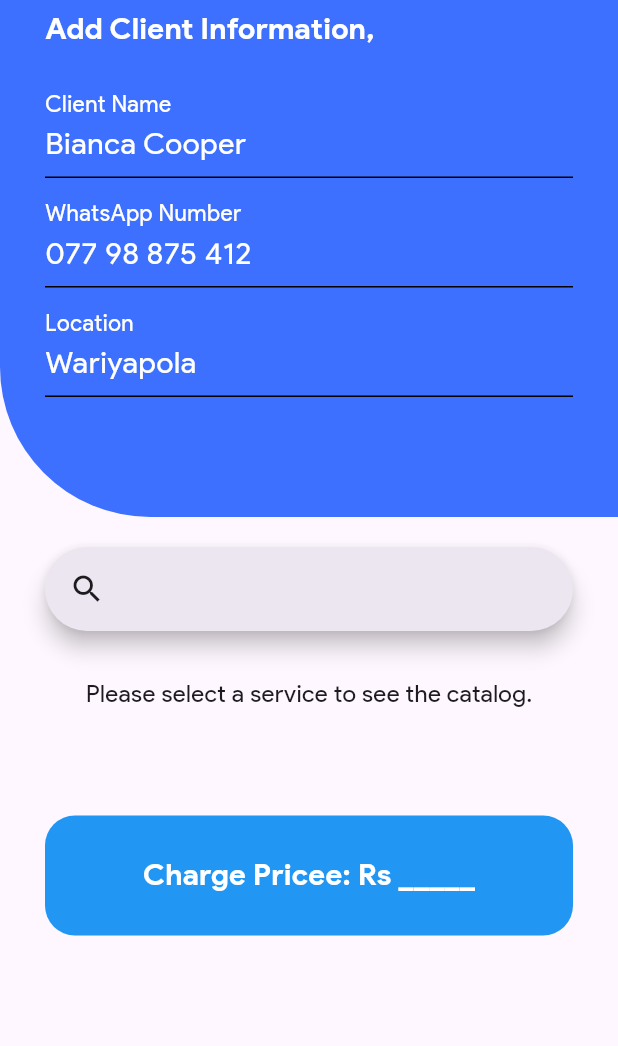
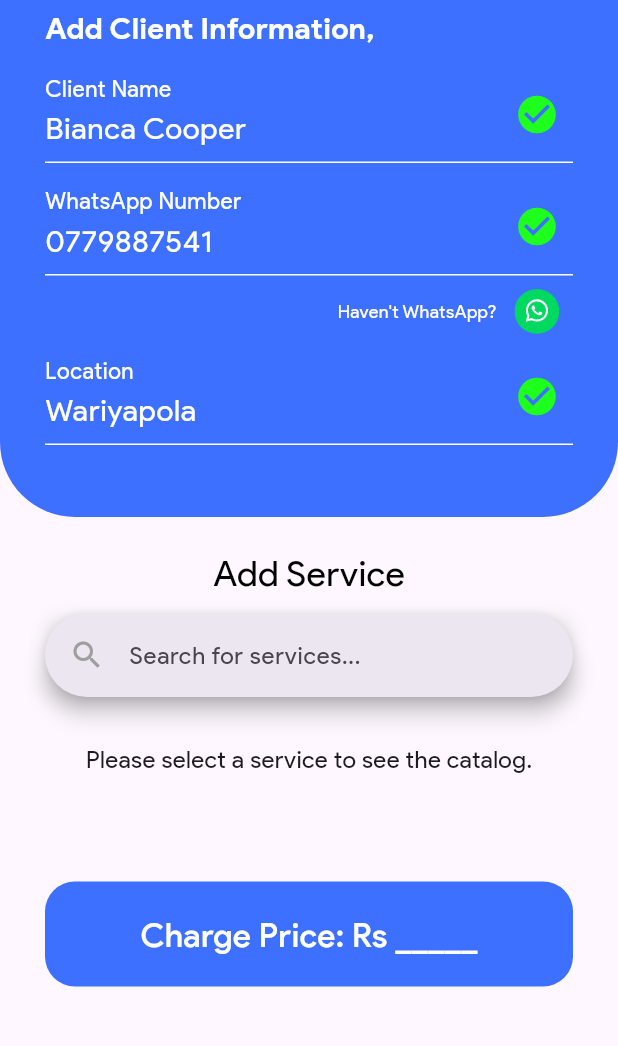
Before and after one commit to udithgunasekara/SalonBilling_MobileApp, a Flutter app: the BillingPage screen opened directly, on a phone screen of 412 x 824 dp, the part 77-1123 px from its top. Run offline on Flutter 3.47's test engine with Material 3 defaults, Android fonts, the light colour scheme and no system bars; our stand-ins replace cloud_firestore, firebase_core, flutter_svg, hive, hive_flutter; missing offline and left inert: dart:ffi; accounts and stored records are empty; generated files the repository leaves out were written again; network calls fail.

Commit message:
Update theme colors, add custom theme button, and include new assets for WhatsApp integration

```diff
--- a/lib/View/billingpage/add_client.dart
+++ b/lib/View/billingpage/add_client.dart
@@ -1,7 +1,7 @@
 import 'package:flutter/material.dart';
+import 'package:flutter_svg/flutter_svg.dart';
 import 'package:salon_mobile/ViewModel/bill.dart';
 import 'package:salon_mobile/assets/theme/themecolor.dart';
-import 'package:salon_mobile/assets/theme/themeimages.dart';
 
 class ClientInfor extends StatefulWidget {
   const ClientInfor({super.key});
@@ -16,9 +16,25 @@ class _ClientInforState extends State<ClientInfor> {
   final TextEditingController clientNameController =
       TextEditingController(text: 'Bianca Cooper');
   final TextEditingController phoneNumberController =
-      TextEditingController(text: '077 98 875 412');
+      TextEditingController(text: '0779887541');
   final TextEditingController locationController =
       TextEditingController(text: 'Wariyapola');
+
+  // Error message variables
+  String? clientNameError;
+  String? phoneNumberError;
+  String? locationError;
+
+  bool haveWhatsApp = true;
+
+  @override
+  void initState() {
+    super.initState();
+    // Initialize error states based on initial controller values
+    clientNameError = validateClientName(clientNameController.text);
+    phoneNumberError = validatePhoneNumber(phoneNumberController.text);
+    locationError = validateLocation(locationController.text);
+  }
 
   @override
   void dispose() {
@@ -28,21 +44,70 @@ class _ClientInforState extends State<ClientInfor> {
     super.dispose();
   }
 
+  // Validation functions
+  String? validateClientName(String value) {
+    if (value.trim().isEmpty) {
+      return 'Client Name is required';
+    }
+    return null;
+  }
+
+  String? validatePhoneNumber(String value) {
+    if (value.trim().isEmpty) {
+      return 'WhatsApp Number is required';
+    } else if (!RegExp(r'^\d+$').hasMatch(value)) {
+      return 'Enter a valid phone number';
+    } else if (value.trim().length != 10) {
+      return 'Phone number must be exactly 10 digits';
+    }
+    return null;
+  }
+
+  String? validateLocation(String value) {
+    if (value.trim().isEmpty) {
+      return 'Location is required';
+    }
+    return null;
+  }
+
+  // Update error states based on input
+  void updateClientName(String value) {
+    setState(() {
+      clientNameError = validateClientName(value);
+      bill.setClientName = value.trim();
+    });
+  }
+
+  void updatePhoneNumber(String value) {
+    setState(() {
+      phoneNumberError = validatePhoneNumber(value);
+      bill.setPhoneNumber = value.trim();
+    });
+  }
+
+  void updateLocation(String value) {
+    setState(() {
+      locationError = validateLocation(value);
+      bill.setLocation = value.trim();
+    });
+  }
+
   @override
   Widget build(BuildContext context) {
-    // Create controllers
-
     return GestureDetector(
-      onTap: FocusScope.of(context).unfocus,
+      onTap: () => FocusScope.of(context).unfocus(),
       child: Container(
-        padding: const EdgeInsets.only(left: 30, right: 30),
+        padding: const EdgeInsets.symmetric(horizontal: 30),
         height: 340,
         decoration: const BoxDecoration(
           color: mainColor,
           borderRadius: BorderRadius.only(
-            bottomLeft: Radius.circular(100),
+            bottomLeft: Radius.circular(50),
+            bottomRight: Radius.circular(50),
           ),
         ),
+        child: Form(
+          // Remove the form key and validators since we're handling validation manually
           child: Column(
             crossAxisAlignment: CrossAxisAlignment.start,
             children: [
@@ -54,81 +119,130 @@ class _ClientInforState extends State<ClientInfor> {
                   color: Colors.white,
                 ),
               ),
-            const SizedBox(height: 20.0),
-            TextField(
+              const SizedBox(height: 10.0),
+              // Client Name Field
+              TextFormField(
                 cursorColor: Colors.white,
                 controller: clientNameController,
                 style: const TextStyle(color: mainTextColor, fontSize: 20),
-              decoration: const InputDecoration(
+                decoration: InputDecoration(
                   labelText: 'Client Name',
-                labelStyle: TextStyle(fontSize: 20, color: mainTextColor),
-                enabledBorder: UnderlineInputBorder(
-                  borderSide: BorderSide(color: Colors.black, width: 1.0),
+                  labelStyle:
+                      const TextStyle(fontSize: 20, color: mainTextColor),
+                  enabledBorder: const UnderlineInputBorder(
+                    borderSide: BorderSide(color: Colors.white, width: 1.0),
                   ),
-                focusedBorder: UnderlineInputBorder(
+                  focusedBorder: const UnderlineInputBorder(
                     borderSide: BorderSide(color: Colors.white, width: 2.0),
                   ),
+                  errorText: clientNameError,
+                  suffixIcon: clientNameError == null
+                      ? const Icon(Icons.check_circle,
+                          color: secondaryColor, size: 30)
+                      : const Icon(Icons.error, color: errorColor, size: 30),
                 ),
-              onChanged: (value) {
-                bill.setClientName = value.trim();
-              },
-              onTap: () {
-                // Clear the text in the controller when the field is tapped
-                clientNameController.clear();
-              },
+                onChanged: updateClientName,
               ),
-            const SizedBox(height: 8.0),
-            TextField(
+              const SizedBox(height: 10.0),
+              // WhatsApp Number Field
+              TextFormField(
                 controller: phoneNumberController,
                 style: const TextStyle(color: mainTextColor, fontSize: 20),
                 keyboardType: TextInputType.number,
-              decoration: const InputDecoration(
+                decoration: InputDecoration(
                   labelText: 'WhatsApp Number',
-                labelStyle: TextStyle(fontSize: 20, color: mainTextColor),
-                enabledBorder: UnderlineInputBorder(
-                  borderSide: BorderSide(color: Colors.black, width: 1.0),
+                  labelStyle:
+                      const TextStyle(fontSize: 20, color: mainTextColor),
+                  enabledBorder: const UnderlineInputBorder(
+                    borderSide: BorderSide(color: Colors.white, width: 1.0),
                   ),
-                focusedBorder: UnderlineInputBorder(
+                  focusedBorder: const UnderlineInputBorder(
                     borderSide: BorderSide(color: Colors.white, width: 2.0),
                   ),
+                  errorText: phoneNumberError,
+                  suffixIcon: phoneNumberError == null
+                      ? const Icon(Icons.check_circle,
+                          color: secondaryColor, size: 30)
+                      : const Icon(Icons.error, color: errorColor, size: 30),
                 ),
-              onChanged: (value) {
-                bill.setPhoneNumber = value.trim(); // Update bill dynamically
-              },
-              onTap: () {
-                // Clear the text in the controller when the field is tapped
-                phoneNumberController.clear();
+                onChanged: updatePhoneNumber,
+              ),
+              // Align(
+              //   alignment: Alignment.centerLeft,
+              //   child: Row(
+              //     mainAxisSize: MainAxisSize.min,
+              //     children: [
+              //       const Text(
+              //         "Haven't whatsapp? ",
+              //         style: TextStyle(color: Colors.white, fontSize: 12),
+              //       ),
+              //       IconButton(
+              //         icon: const ImageIcon(
+              //           AssetImage('assets/whatsapp.png'),
+              //           color: errorColor,
+              //           size: 25,
+              //         ),
+              //         onPressed: () {
+              //           // Add your onPressed code here
+              //         },
+              //       ),
+              //     ],
+              //   ),
+              // ),
+
+              Row(
+                mainAxisAlignment: MainAxisAlignment.end,
+                children: [
+                  const Text(
+                    "Haven't WhatsApp? ",
+                    style: TextStyle(color: Colors.white, fontSize: 12),
+                  ),
+                  IconButton(
+                    icon: SvgPicture.asset(
+                      haveWhatsApp
+                          ? 'assets/whatsappsvg.svg'
+                          : 'assets/redwhatsappsvg.svg', // Correct path to your SVG files
+                      height: 30.0, // Set the size of the icon
+                      width: 30.0,
+                    ),
+                    onPressed: () {
+                      setState(() {
+                        haveWhatsApp =
+                            !haveWhatsApp; // Toggle the value of haveWhatsApp
+                      });
+                      // Add your onPressed code here
                     },
                   ),
-            // CircleAvatar(
-            //   backgroundImage: NetworkImage(
-            //       "https://img.icons8.com/?size=100&id=BPvo4DAyjprS&format=png&color=000000"),
-            //   radius: 25,
-            // ),
-            const SizedBox(height: 8.0),
-            TextField(
+                ],
+              ),
+
+              // Location Field
+              TextFormField(
                 controller: locationController,
                 style: const TextStyle(color: mainTextColor, fontSize: 20),
-              decoration: const InputDecoration(
+                decoration: InputDecoration(
                   labelText: 'Location',
-                labelStyle: TextStyle(fontSize: 20, color: mainTextColor),
-                enabledBorder: UnderlineInputBorder(
-                  borderSide: BorderSide(color: Colors.black, width: 1.0),
+                  labelStyle:
+                      const TextStyle(fontSize: 20, color: mainTextColor),
+                  enabledBorder: const UnderlineInputBorder(
+                    borderSide: BorderSide(color: Colors.white, width: 1.0),
                   ),
-                focusedBorder: UnderlineInputBorder(
+                  focusedBorder: const UnderlineInputBorder(
                     borderSide: BorderSide(color: Colors.white, width: 2.0),
                   ),
+                  errorText: locationError,
+                  suffixIcon: locationError == null
+                      ? const Icon(
+                          Icons.check_circle,
+                          color: secondaryColor,
+                          size: 30,
+                        )
+                      : const Icon(Icons.error, color: errorColor, size: 30),
                 ),
-              onChanged: (value) {
-                bill.setLocation = value.trim(); // Update bill dynamically
-              },
-              onTap: () {
-                // Clear the text in the controller when the field is tapped
-                locationController.clear();
-              },
+                onChanged: updateLocation,
               ),
-            const SizedBox(height: 8.0),
             ],
+          ),
         ),
       ),
     );
--- a/lib/View/billingpage/add_service.dart
+++ b/lib/View/billingpage/add_service.dart
@@ -3,10 +3,13 @@
 //including search function and selected widget shower
 
 import 'package:flutter/material.dart';
+import 'package:flutter/services.dart';
 import 'package:salon_mobile/View/billingpage/charge_price.dart';
 import 'package:salon_mobile/View/services_catalogs/dressing.dart';
 import 'package:salon_mobile/View/services_catalogs/threading.dart';
 import 'package:salon_mobile/ViewModel/service_view_model.dart';
+import 'package:salon_mobile/assets/theme/themebutton.dart';
+import 'package:salon_mobile/assets/theme/themecolor.dart';
 
 class ServiceInfor extends StatefulWidget {
   const ServiceInfor({super.key});
@@ -42,6 +45,15 @@ class _ServiceInforState extends State<ServiceInfor> {
 
   //Clean search bar
 
+  Future<void> _handleBackNavigation(BuildContext context) async {
+    // Force hide keyboard using system channel
+    await SystemChannels.textInput.invokeMethod('TextInput.hide');
+    await Future.delayed(const Duration(milliseconds: 50));
+    _searchController.clear();
+    _searchController.closeView('');
+    // FocusScope.of(context).unfocus();
+  }
+
   Future<void> _fetchServices() async {
     await _viewModel.fetchAndSaveServices();
     setState(() {
@@ -70,27 +82,107 @@ class _ServiceInforState extends State<ServiceInfor> {
     //     valueListenable: _viewModel.defualPrice,
     //     builder: (context, price, child) {
     return Padding(
-      padding: const EdgeInsets.only(left: 30, right: 30),
+      padding: const EdgeInsets.symmetric(horizontal: 30),
       child: Column(
         mainAxisAlignment: MainAxisAlignment.spaceAround,
         children: [
           ///sorting algo for emp frquently used services
-          SearchAnchor.bar(
+          const Text(
+            "Add Service",
+            style: TextStyle(
+              fontSize: 24.0,
+              fontWeight: FontWeight.w400,
+              color: Colors.black,
+            ),
+          ),
+          SizedBox(
+            height: 10,
+          ),
+          Container(
+            decoration: BoxDecoration(
+              borderRadius: BorderRadius.circular(12),
+              boxShadow: [
+                BoxShadow(
+                  color: Colors.grey.withOpacity(0.15),
+                  spreadRadius: 1,
+                  blurRadius: 8,
+                  offset: const Offset(0, 2),
+                ),
+              ],
+            ),
+            child: SearchAnchor.bar(
               searchController: _searchController,
+              barHintText: 'Search for services...',
+              viewHintText: 'Type to search services',
+              barLeading: const Icon(Icons.search, color: Colors.grey),
+              viewLeading: IconButton(
+                icon: const Icon(Icons.arrow_back),
+                onPressed: () => _handleBackNavigation(context),
+
+                ///
+              ),
+              viewTrailing: [
+                IconButton(
+                  icon: const Icon(Icons.clear),
+                  onPressed: () => _searchController.clear(),
+                ),
+              ],
+              viewConstraints: const BoxConstraints(maxHeight: 350),
               suggestionsBuilder:
                   (BuildContext context, SearchController controller) {
                 final suggestion = _viewModel.searchServices(controller.text);
+
+                if (suggestion.isEmpty) {
+                  return [
+                    const Center(
+                      child: Padding(
+                        padding: EdgeInsets.all(20),
+                        child: Text(
+                          'No services found',
+                          style: TextStyle(
+                            color: Colors.grey,
+                            fontSize: 16,
+                          ),
+                        ),
+                      ),
+                    ),
+                  ];
+                }
+
                 return suggestion.map((service) {
-                return ListTile(
-                  title: Text(service['name']),
+                  return Container(
+                    decoration: BoxDecoration(
+                      border: Border(
+                        bottom: BorderSide(
+                          color: mainColor.withOpacity(0.1),
+                          width: 1,
+                        ),
+                      ),
+                    ),
+                    child: ListTile(
+                      leading: const CircleAvatar(
+                        backgroundColor: Color(0xFFE0E0E0),
+                        child: Icon(Icons.spa, color: mainColor),
+                      ),
+                      title: Text(
+                        service['name'],
+                        style: const TextStyle(
+                          fontSize: 15,
+                          fontWeight: FontWeight.w500,
+                        ),
+                      ),
+                      trailing: const Icon(
+                        Icons.arrow_forward_ios,
+                        size: 16,
+                        color: mainColor,
+                      ),
                       onTap: () {
                         controller.closeView(service['name']);
                         FocusScope.of(context).unfocus();
-
                         controllerString = controller.text;
-                    //call function
                         showCatalog(controller.text);
                       },
+                    ),
                   );
                 }).toList();
               },
@@ -99,6 +191,7 @@ class _ServiceInforState extends State<ServiceInfor> {
                   _searchController.clear();
                 }
               },
+            ),
           ),
 
           SizedBox(height: 30),
@@ -120,35 +213,15 @@ class _ServiceInforState extends State<ServiceInfor> {
           ValueListenableBuilder<String>(
             valueListenable: _viewModel.defualPrice,
             builder: (context, price, child) {
-                print("ValueListenableBuilder rebuilt with price: $price");
-
-                return GestureDetector(
-                  onTap: () {
+              return ThemeButton(
+                text:
+                    price == '0' ? 'Select Option' : 'Charge Price: Rs $price',
+                onPressed: () {
                   _viewModel.saveBill();
                 },
-                  child: Container(
-                    height: 80,
-                    width: double.infinity,
-                    decoration: BoxDecoration(
-                      color: Colors.blue,
-                      borderRadius: BorderRadius.circular(20),
+              );
+            },
           ),
-                    child: Center(
-                      child: Text(
-                        price == '0'
-                            ? 'Select Option'
-                            : 'Charge Pricee: Rs $price',
-                        style: const TextStyle(
-                          color: Colors.white,
-                          fontSize: 20,
-                          fontWeight: FontWeight.bold,
-                        ),
-                      ),
-                    ),
-                    //in the saving save service and price
-                  ),
-                );
-              }),
         ],
       ),
     );
--- a/lib/View/home_view.dart
+++ b/lib/View/home_view.dart
@@ -1,4 +1,5 @@
 import 'package:flutter/material.dart';
+import 'package:salon_mobile/assets/theme/themebutton.dart';
 
 import '../../assets/theme/themecolor.dart';
 import 'package:salon_mobile/View/serivce_title.dart';
@@ -137,12 +138,15 @@ class HomeView extends StatelessWidget {
             ),
           ),
 
-          //create a button
-          ElevatedButton(
-            onPressed: () {
-              _viewModel.navigateToNewBill(context);
-            },
-            child: const Text('New Bill'),
+          // Custom theme button
+          Padding(
+            padding: const EdgeInsets.all(20.0),
+            child: ThemeButton(
+              text: 'Add New Bill',
+              onPressed: () {
+                _viewModel.navigateToNewBill(context);
+              },
+            ),
           ),
         ],
       ),
--- /dev/null
+++ b/lib/assets/theme/themebutton.dart
@@ -0,0 +1,48 @@
+import 'package:flutter/material.dart';
+import 'package:salon_mobile/assets/theme/themecolor.dart';
+
+class ThemeButton extends StatelessWidget {
+  final double height;
+  final double width;
+  final Color color;
+  final double borderRadius;
+  final String text;
+  final VoidCallback onPressed;
+  final TextStyle textStyle;
+
+  const ThemeButton({
+    Key? key,
+    this.height = 70, // Default height
+    this.width = double.infinity, // Default width
+    this.color = mainColor, // Default color
+    this.borderRadius = 20, // Default border radius
+    required this.text,
+    required this.onPressed,
+    this.textStyle = const TextStyle(
+      color: Colors.white,
+      fontSize: 22,
+      fontWeight: FontWeight.w500,
+    ),
+  }) : super(key: key);
+
+  @override
+  Widget build(BuildContext context) {
+    return GestureDetector(
+      onTap: onPressed,
+      child: Container(
+        height: height,
+        width: width,
+        decoration: BoxDecoration(
+          color: color,
+          borderRadius: BorderRadius.circular(borderRadius),
+        ),
+        child: Center(
+          child: Text(
+            text,
+            style: textStyle,
+          ),
+        ),
+      ),
+    );
+  }
+}
--- a/lib/assets/theme/themecolor.dart
+++ b/lib/assets/theme/themecolor.dart
@@ -6,6 +6,7 @@ const mainColor = Color(0xFF3D70FF);
 const mainTextColor = Colors.white;
 
 // Additional theme colors
-const secondaryColor = Color(0xFF00BFA5); // Example for secondary color
+const secondaryColor =
+    Color.fromRGBO(30, 255, 30, 1); // Example for secondary color
 const backgroundColor = Color(0xFFF5F5F5); // Background color
-const errorColor = Color(0xFFB00020); // Error color
+const errorColor = Color.fromRGBO(255, 1, 1, 1); // Error color
```
Also changed, not shown: pubspec.yaml (+9 -0 lines), assets/error_check.png (renamed from lib/assets/imgs/error_check.png), assets/have_whatsapp.png (renamed from lib/assets/imgs/have_whatsapp.png), assets/no_whatsapp.png (renamed from lib/assets/imgs/no_whatsapp.png), assets/redwhatsappsvg.svg (added), assets/whatsapp.png (added), assets/whatsapp1.png (added), assets/whatsappsvg.svg (added), flutter_05.png (added), flutter_06.png (added), pubspec.lock. Lines whose indentation alone changed are shown as unchanged.
